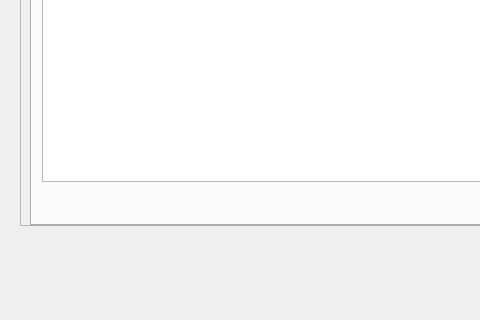
Kris2103/CCC151-SSIS, file mainwindow.ui: the form before one commit; both pictures show x 0 to 480 and y 415 to 735 of the 824 by 735 pixel window.
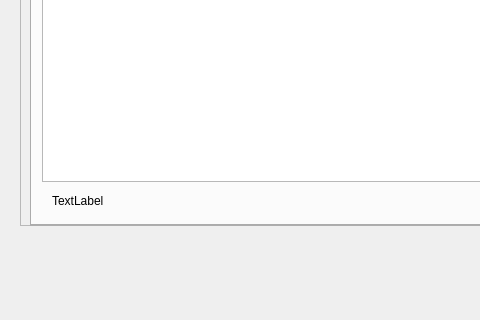
The form after the commit. The open tabs and pages were chosen to show the change.

```diff
--- a/mainwindow.ui
+++ b/mainwindow.ui
@@ -143,6 +143,19 @@
         <string>Previous</string>
        </property>
       </widget>
+      <widget class="QLabel" name="pageLabel">
+       <property name="geometry">
+        <rect>
+         <x>20</x>
+         <y>510</y>
+         <width>63</width>
+         <height>20</height>
+        </rect>
+       </property>
+       <property name="text">
+        <string>TextLabel</string>
+       </property>
+      </widget>
      </widget>
      <widget class="QWidget" name="tab_3">
       <attribute name="title">
```
Left out of the diff: 2 changed lines with no effect on the pictures.
